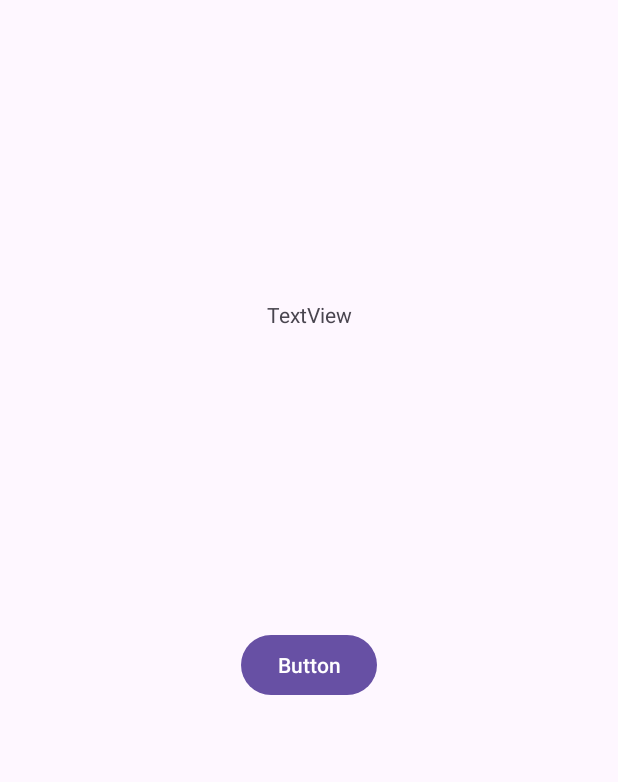
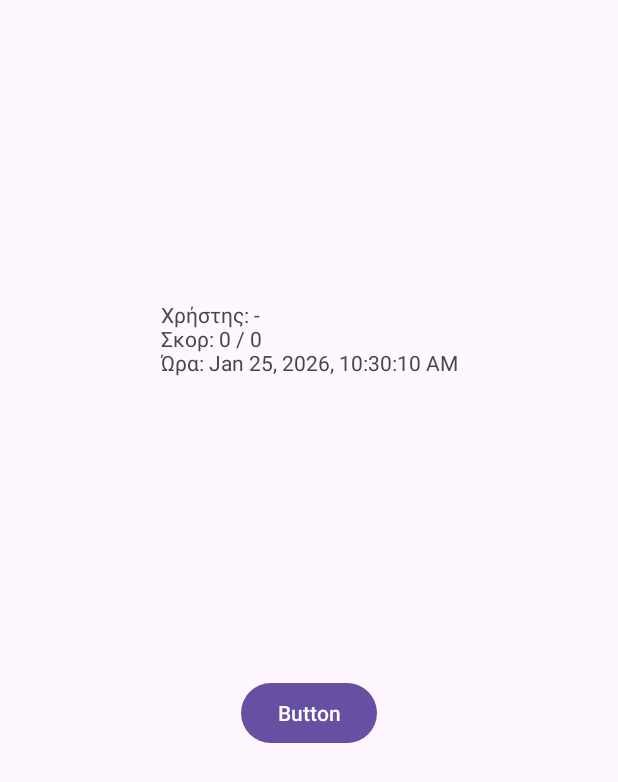
Before and after one commit to panzois/multiple-choice-test-android, an Android app: the ResultActivity screen opened directly, with no data from a screen before it, on a phone screen of 412 x 824 dp. Shown: the top 782 px of the screen. Run offline under Robolectric (Android 15) with nearby library versions, the light colour scheme and no system bars.

Commit message:
Initial project skeleton with login, test and result flow
- Implemented LoginActivity with username validation
- Implemented TestActivity skeleton with intent data flow
- Implemented ResultActivity with score display and restart
- Added AppConstants for shared intent keys
- Clean project structure and gitignore

```diff
--- a/app/src/main/java/org/pzois/uniwa/android/multiplechoicetest/ResultActivity.java
+++ b/app/src/main/java/org/pzois/uniwa/android/multiplechoicetest/ResultActivity.java
@@ -1,6 +1,9 @@
 package org.pzois.uniwa.android.multiplechoicetest;
 
+import android.content.Intent;
 import android.os.Bundle;
+import android.widget.Button;
+import android.widget.TextView;
 
 import androidx.activity.EdgeToEdge;
 import androidx.appcompat.app.AppCompatActivity;
@@ -8,17 +11,51 @@ import androidx.core.graphics.Insets;
 import androidx.core.view.ViewCompat;
 import androidx.core.view.WindowInsetsCompat;
 
+import java.text.DateFormat;
+import java.util.Date;
+
 public class ResultActivity extends AppCompatActivity {
+
+    private TextView tvScore;
+    private Button btRestart;
 
     @Override
     protected void onCreate(Bundle savedInstanceState) {
         super.onCreate(savedInstanceState);
         EdgeToEdge.enable(this);
         setContentView(R.layout.activity_result);
+
         ViewCompat.setOnApplyWindowInsetsListener(findViewById(R.id.main), (v, insets) -> {
             Insets systemBars = insets.getInsets(WindowInsetsCompat.Type.systemBars());
             v.setPadding(systemBars.left, systemBars.top, systemBars.right, systemBars.bottom);
             return insets;
         });
+
+        tvScore = findViewById(R.id.TvScore);
+        btRestart = findViewById(R.id.BtRestart);
+
+        // Get extras using AppConstants
+        Intent i = getIntent();
+        String username = i.getStringExtra(AppConstants.EXTRA_USERNAME);
+        int score = i.getIntExtra(AppConstants.EXTRA_SCORE, 0);
+        int total = i.getIntExtra(AppConstants.EXTRA_TOTAL, 0);
+        long timestamp = i.getLongExtra(AppConstants.EXTRA_TIMESTAMP, System.currentTimeMillis());
+
+        String dateStr = DateFormat.getDateTimeInstance().format(new Date(timestamp));
+
+        String resultText =
+                "Χρήστης: " + (username == null ? "-" : username) + "\n" +
+                        "Σκορ: " + score + " / " + total + "\n" +
+                        "Ώρα: " + dateStr;
+
+        tvScore.setText(resultText);
+
+        btRestart.setOnClickListener(v -> {
+            Intent restart = new Intent(ResultActivity.this, LoginActivity.class);
+            // καθαρίζει το back stack ώστε να μη γυρνάει πίσω στο Test
+            restart.addFlags(Intent.FLAG_ACTIVITY_CLEAR_TOP | Intent.FLAG_ACTIVITY_NEW_TASK);
+            startActivity(restart);
+            finish();
+        });
     }
 }
--- a/app/src/main/res/layout/activity_test.xml
+++ b/app/src/main/res/layout/activity_test.xml
@@ -58,7 +58,7 @@
         app:layout_constraintTop_toBottomOf="@+id/BtChoice1" />
 
     <Button
-        android:id="@+id/Btchoice3"
+        android:id="@+id/BtChoice3"
         android:layout_width="wrap_content"
         android:layout_height="wrap_content"
         android:layout_marginTop="8dp"
@@ -75,7 +75,7 @@
         android:text="Button"
         app:layout_constraintEnd_toEndOf="parent"
         app:layout_constraintStart_toStartOf="parent"
-        app:layout_constraintTop_toBottomOf="@+id/Btchoice3" />
+        app:layout_constraintTop_toBottomOf="@+id/BtChoice3" />
 
     <Button
         android:id="@+id/BtChoice5"
```
Also changed, not shown: app/src/main/java/org/pzois/uniwa/android/multiplechoicetest/TestActivity.java (+82 -5 lines), 33 other files.
